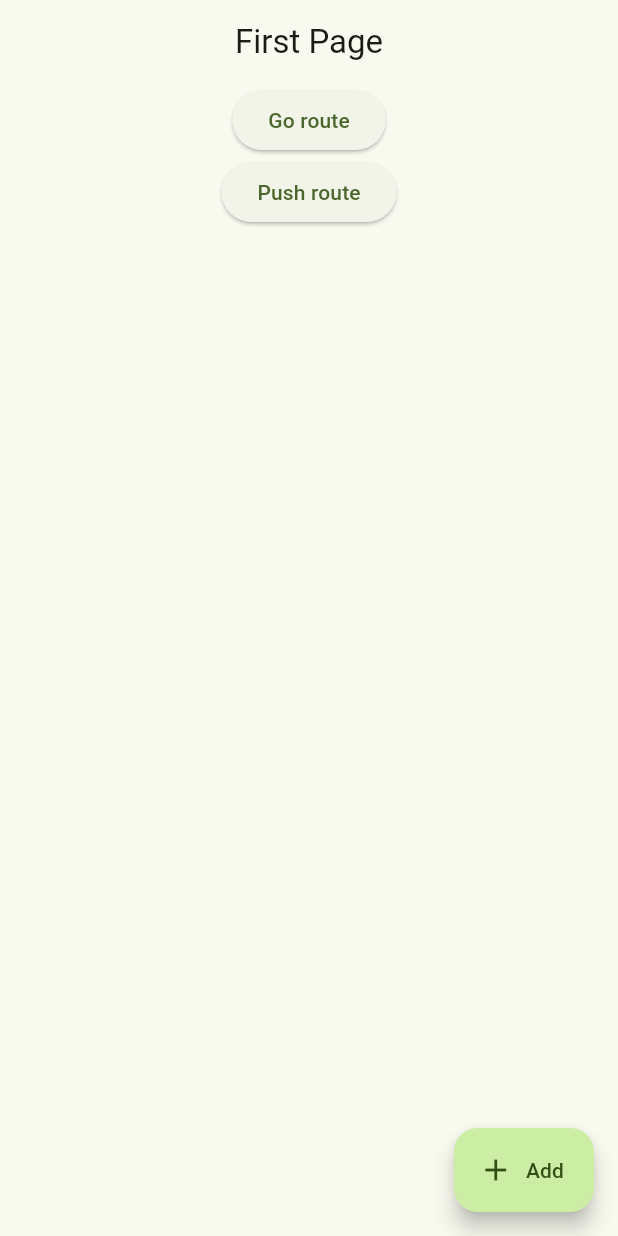
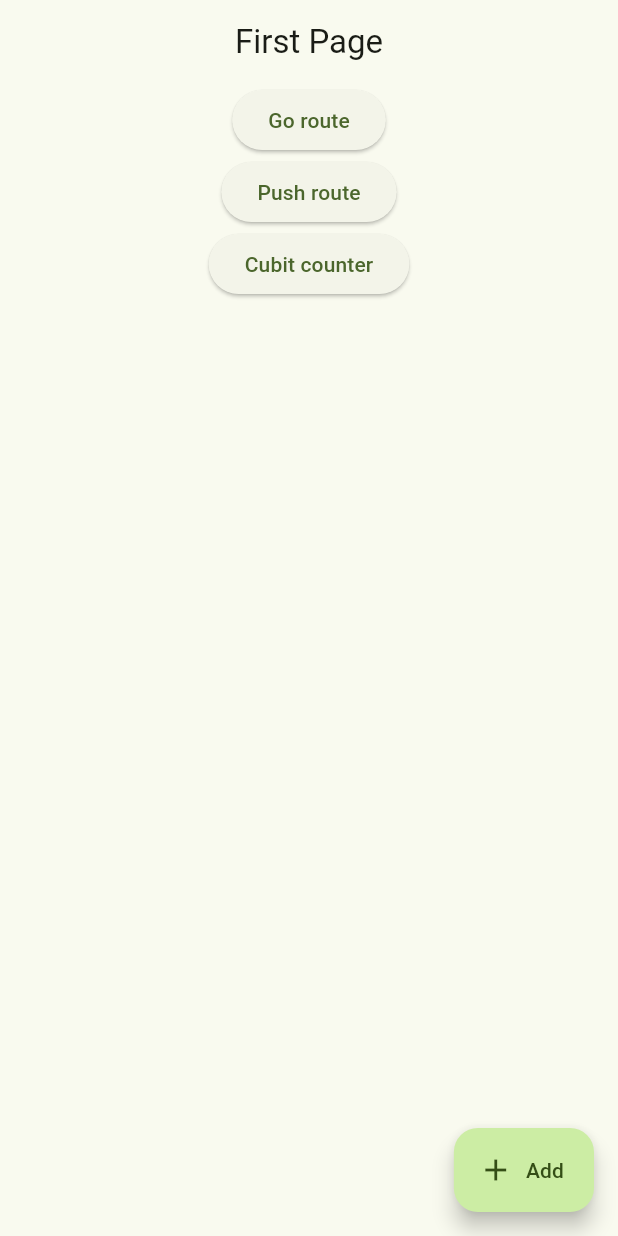
Before and after one commit to tykhonchuk/flutter, a Flutter app: the screen it shows after launch, after a tap on "Go route", after a tap on "Main page", on a phone screen of 412 x 824 dp. Run offline on Flutter 3.47's test engine with Material 3 defaults, Android fonts, the phone set to English and light mode, and no system bars; our stand-ins replace flutter_bloc, go_router; project files that could hold a hidden picture were left out.

Commit message:
Adding Counter Cubit

```diff
--- a/lib/config/pages_route.dart
+++ b/lib/config/pages_route.dart
@@ -1,8 +1,8 @@
-// @TODO: Keep the configuration in separate files
+
 enum PagesRoute {
-  // @TODO: Double quote the enum values
-  firstPage('/', 'First Page'),
-  secondPage('/second', 'Second Page');
+  firstPage("/", "First Page"),
+  secondPage("/second", "Second Page"),
+  thirdPage("/cubit", "Cubit Page");
 
   const PagesRoute(this.path, this.name);
   final String path;
--- /dev/null
+++ b/lib/config/theme_dark.dart
@@ -0,0 +1,3 @@
+import "package:flutter/material.dart";
+
+final themeDark = ThemeData(colorScheme: ColorScheme.fromSeed(brightness: Brightness.dark, seedColor: Colors.lightGreen), useMaterial3: true);
--- a/lib/main.dart
+++ b/lib/main.dart
@@ -1,32 +1,34 @@
-// @TODO: Double quote the import statements
-import 'package:flutter/material.dart';
-import 'package:go_router/go_router.dart';
+import "package:flutter/material.dart";
+import "package:flutter_bloc/flutter_bloc.dart";
+import "package:go_router/go_router.dart";
 import "package:nav/config/pages_route.dart";
+import "package:nav/config/theme_dark.dart";
 import "package:nav/config/theme_light.dart";
+import "package:nav/cubit/counter_cubit.dart";
+import "package:nav/pages/cubit_page.dart";
+import "package:nav/pages/first_page.dart";
+import "package:nav/pages/second_page.dart";
 
-// @TODO: Use "package:your_project_name/..." for imports
-import 'Pages/first_page.dart';
-import 'Pages/second_page.dart';
 
 void main() {
   final routeBuilders = {
     PagesRoute.firstPage: (context, state) => const FirstPage(),
     PagesRoute.secondPage: (context, state) => const SecondPage(),
+    PagesRoute.thirdPage: (context, state) => const CubitPage(),
   };
   final goRoute = GoRouter(
     routes:
-        PagesRoute.values.map((route) {
-          return GoRoute(path: route.path, name: route.name, builder: routeBuilders[route]);
-        }).toList(),
+      PagesRoute.values.map((route) {
+        return GoRoute(path: route.path, name: route.name, builder: routeBuilders[route]);
+      }).toList(),
   );
-  return runApp(
-    MaterialApp.router(
-      routerConfig: goRoute,
-      // @TODO: Move the theme to a separate file. Just like the theme_light.dart
-      theme: themeLight,
-      darkTheme: ThemeData(
-        colorScheme: ColorScheme.fromSeed(brightness: Brightness.dark, seedColor: Colors.lightGreen),
-        useMaterial3: true,
+  runApp(
+    BlocProvider(
+      create: (_) => CounterCubit(),
+      child: MaterialApp.router(
+        routerConfig: goRoute,
+        theme: themeLight,
+        darkTheme: themeDark,
       ),
     ),
   );
--- a/lib/pages/first_page.dart
+++ b/lib/pages/first_page.dart
@@ -1,6 +1,5 @@
-import 'package:flutter/material.dart';
-import 'package:go_router/go_router.dart';
-// @TODO: Use "package:config/pages_route.dart" instead of the relative path
+import "package:flutter/material.dart";
+import "package:go_router/go_router.dart";
 import "package:nav/config/pages_route.dart";
 
 class FirstPage extends StatelessWidget {
@@ -8,12 +7,12 @@ class FirstPage extends StatelessWidget {
   @override
   Widget build(BuildContext context) {
     return Scaffold(
-      appBar: AppBar(centerTitle: true, title: Text("First Page")),
+      appBar: AppBar(centerTitle: true, title: const Text("First Page")),
       body: Column(
         children: [
           Center(
             child: ElevatedButton(
-              child: Text('Go route'),
+              child: const Text("Go route"),
               onPressed: () {
                 context.go(PagesRoute.secondPage.path);
               },
@@ -21,9 +20,17 @@ class FirstPage extends StatelessWidget {
           ),
           Center(
             child: ElevatedButton(
-              child: Text('Push route'),
+              child: const Text("Push route"),
               onPressed: () {
                 context.push(PagesRoute.secondPage.path);
+              },
+            ),
+          ),
+          Center(
+            child: ElevatedButton(
+              child: const Text("Cubit counter"),
+              onPressed: () {
+                context.push(PagesRoute.thirdPage.path);
               },
             ),
           ),
@@ -31,7 +38,7 @@ class FirstPage extends StatelessWidget {
       ),
       floatingActionButton: FloatingActionButton.extended(
         onPressed: () {},
-        label: const Text('Add'),
+        label: const Text("Add"),
         icon: const Icon(Icons.add),
       ),
     );
--- a/lib/pages/second_page.dart
+++ b/lib/pages/second_page.dart
@@ -1,6 +1,5 @@
-import 'package:flutter/material.dart';
-import 'package:go_router/go_router.dart';
-// @TODO: Use "package:config/pages_route.dart" instead of the relative path
+import "package:flutter/material.dart";
+import "package:go_router/go_router.dart";
 import "package:nav/config/pages_route.dart";
 
 class SecondPage extends StatelessWidget {
@@ -8,7 +7,7 @@ class SecondPage extends StatelessWidget {
   @override
   Widget build(BuildContext context) {
     return Scaffold(
-      appBar: AppBar(centerTitle: true, title: Text("Second Page")),
+      appBar: AppBar(centerTitle: true, title: const Text("Second Page")),
       body: Column(
         children: [
           Center(
--- a/lib/utils/build_context_extensions.dart
+++ b/lib/utils/build_context_extensions.dart
@@ -1,5 +1,4 @@
-// @TODO: Double quote the import statements
-import 'package:flutter/material.dart';
+import "package:flutter/material.dart";
 
 extension BuildContextExtensions on BuildContext {
   ThemeData get theme => Theme.of(this);
```
Also changed, not shown: lib/cubit/counter_cubit.dart (added, +20 -0 lines), lib/pages/cubit_page.dart (added, +56 -0 lines), pubspec.yaml (+5 -2 lines), pubspec.lock, 1 other file.
